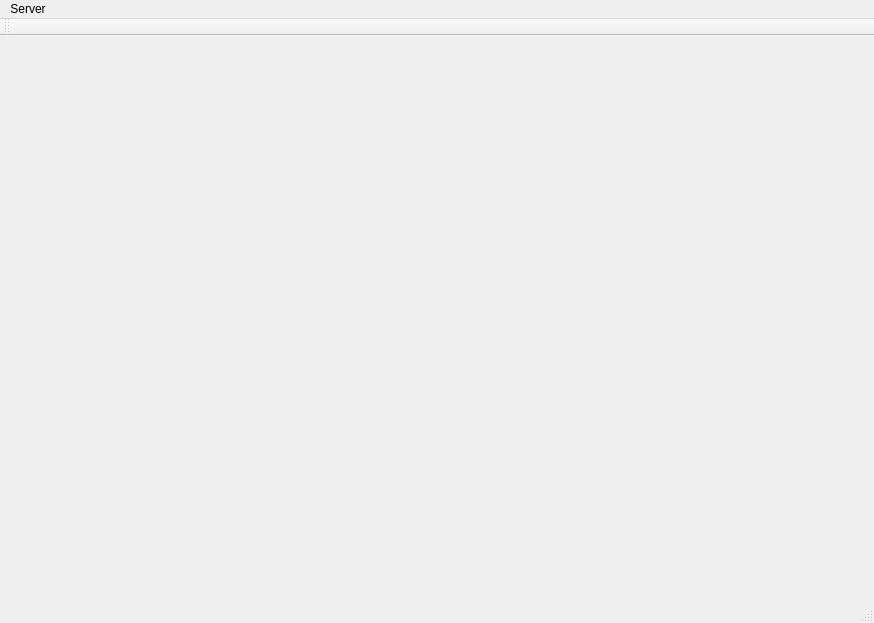
Above: HLU/RobotWebcamClient-Test/mainwindow.ui from Myzhar/RoboController before the change. Below: the same form after it.
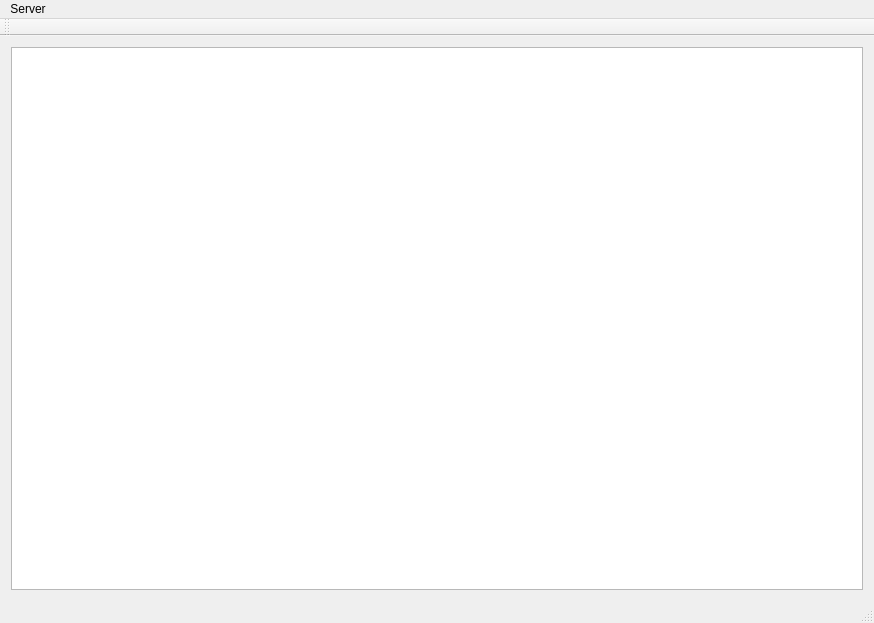
That is the form after the change.

```diff
--- a/HLU/RobotWebcamClient-Test/mainwindow.ui
+++ b/HLU/RobotWebcamClient-Test/mainwindow.ui
@@ -16,7 +16,7 @@
   <widget class="QWidget" name="centralWidget">
    <layout class="QGridLayout" name="gridLayout">
     <item row="0" column="0">
-     <widget class="QWidget" name="widget" native="true"/>
+     <widget class="QGraphicsView" name="graphicsView"/>
     </item>
    </layout>
   </widget>
```
